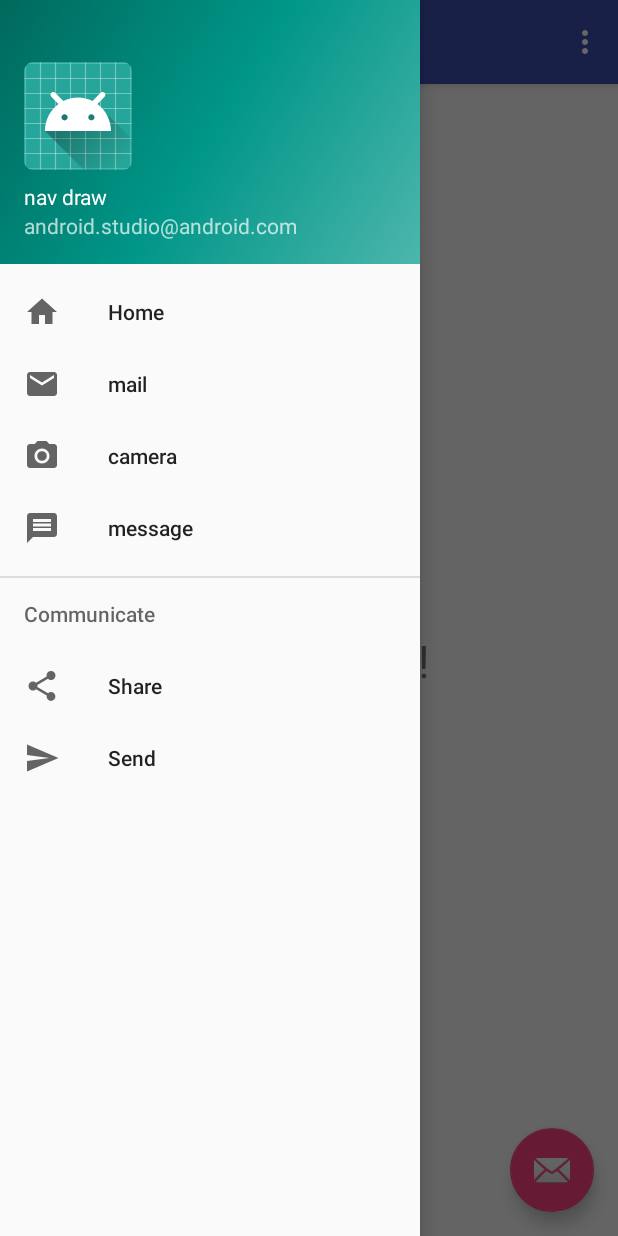
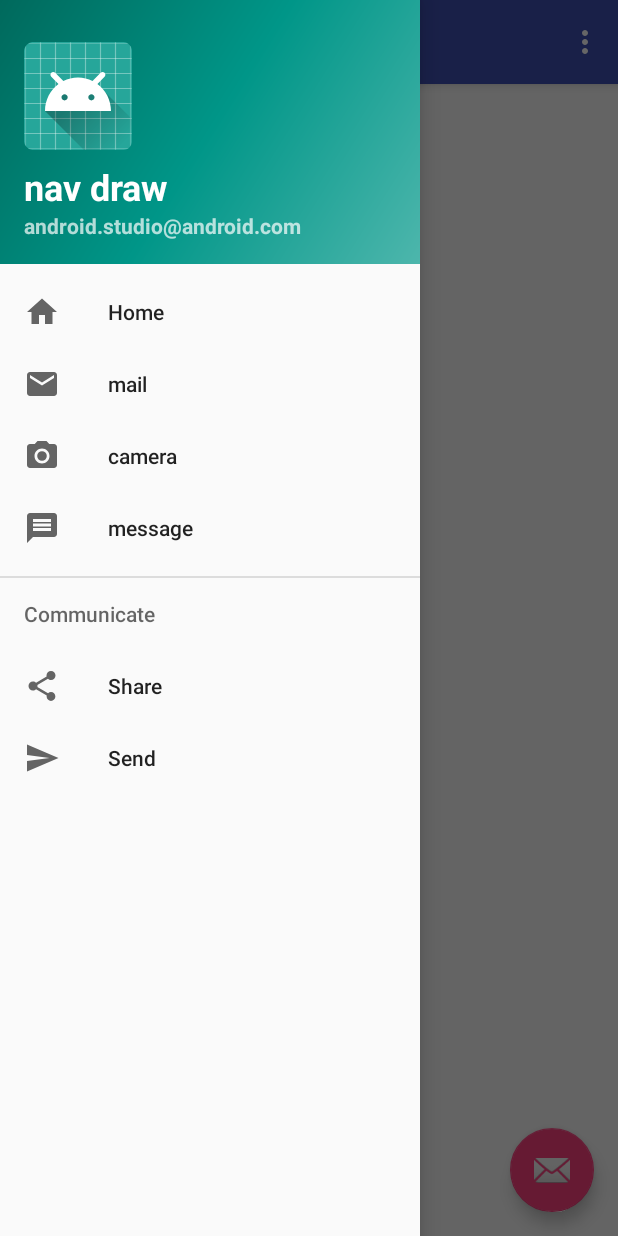
Before and after one commit to mosesMinor/navdrawer, an Android app: the screen it shows after launch (MainActivity), with the side drawer open, on a phone screen of 412 x 824 dp. Run offline under Robolectric (Android 15) with nearby library versions, the phone set to English and light mode, and no system bars.

Commit message:
first commit

```diff
--- a/app/src/main/AndroidManifest.xml
+++ b/app/src/main/AndroidManifest.xml
@@ -22,5 +22,6 @@
         <activity android:name=".ShareActivity" />
         <activity android:name=".send"></activity>
     </application>
+    <uses-permission android:name="android.permission.INTERNET"></uses-permission>;
 
 </manifest>
--- a/app/src/main/java/com/rymu/navdrawer/MainActivity.java
+++ b/app/src/main/java/com/rymu/navdrawer/MainActivity.java
@@ -13,15 +13,19 @@ import android.support.v7.app.AppCompatActivity;
 import android.support.v7.widget.Toolbar;
 import android.view.Menu;
 import android.view.MenuItem;
+import android.webkit.WebView;
 import android.widget.Toast;
 
 public class MainActivity extends AppCompatActivity
         implements NavigationView.OnNavigationItemSelectedListener {
-
     @Override
     protected void onCreate(Bundle savedInstanceState) {
         super.onCreate(savedInstanceState);
         setContentView(R.layout.activity_main);
+
+        WebView mywebview=(WebView) findViewById(R.id.myweb);
+        mywebview.loadUrl("https://github.com/");
+
         Toolbar toolbar = (Toolbar) findViewById(R.id.toolbar);
         setSupportActionBar(toolbar);
 
--- a/app/src/main/res/layout/nav_header_main.xml
+++ b/app/src/main/res/layout/nav_header_main.xml
@@ -11,22 +11,29 @@
     android:paddingRight="@dimen/activity_horizontal_margin"
     android:paddingTop="@dimen/activity_vertical_margin"
     android:theme="@style/ThemeOverlay.AppCompat.Dark">
+
     <ImageView
         android:id="@+id/imageView"
         android:layout_width="wrap_content"
         android:layout_height="wrap_content"
         android:contentDescription="@string/nav_header_desc"
         android:paddingTop="@dimen/nav_header_vertical_spacing"
-        app:srcCompat="@mipmap/ic_launcher_round" />
+        app:srcCompat="@mipmap/ic_launcher" />
+
     <TextView
         android:layout_width="match_parent"
         android:layout_height="wrap_content"
         android:paddingTop="@dimen/nav_header_vertical_spacing"
         android:text="@string/nav_header_title"
-        android:textAppearance="@style/TextAppearance.AppCompat.Body1" />
+        android:textAppearance="@style/TextAppearance.AppCompat.Body1"
+        android:textSize="24sp"
+        android:textStyle="bold" />
+
     <TextView
         android:id="@+id/textView"
         android:layout_width="wrap_content"
         android:layout_height="wrap_content"
-        android:text="@string/nav_header_subtitle" />
+        android:text="@string/nav_header_subtitle"
+        android:textSize="14sp"
+        android:textStyle="bold" />
 </LinearLayout>
```
Also changed, not shown: app/src/main/res/layout/content_main.xml (+6 -9 lines).
